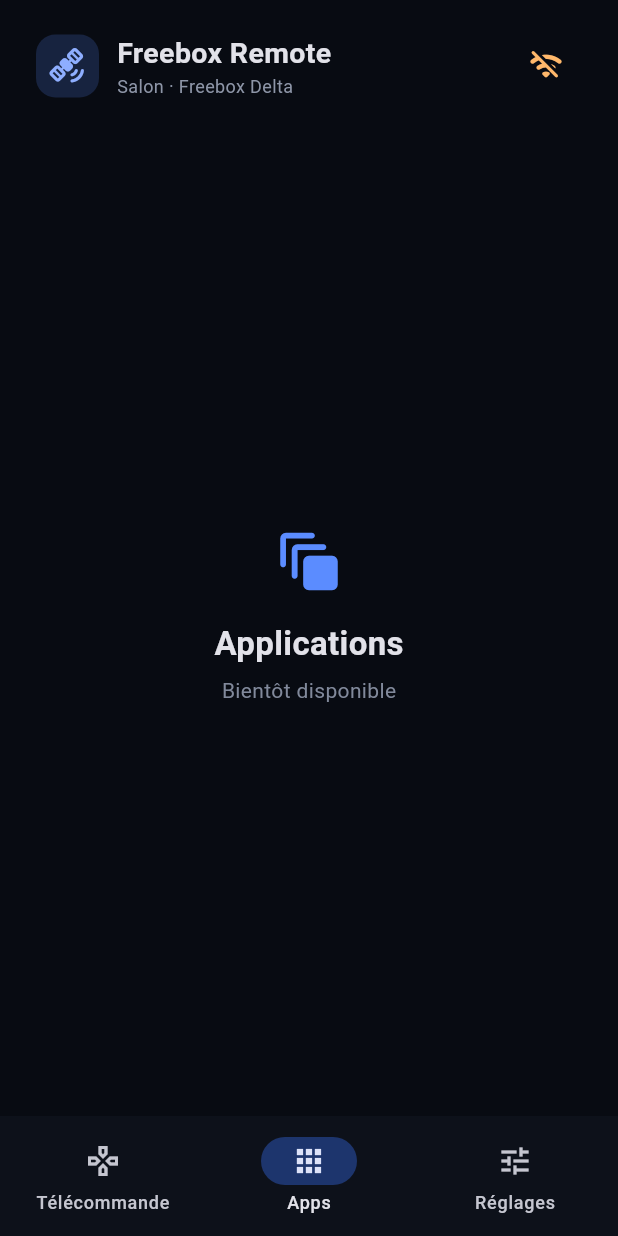
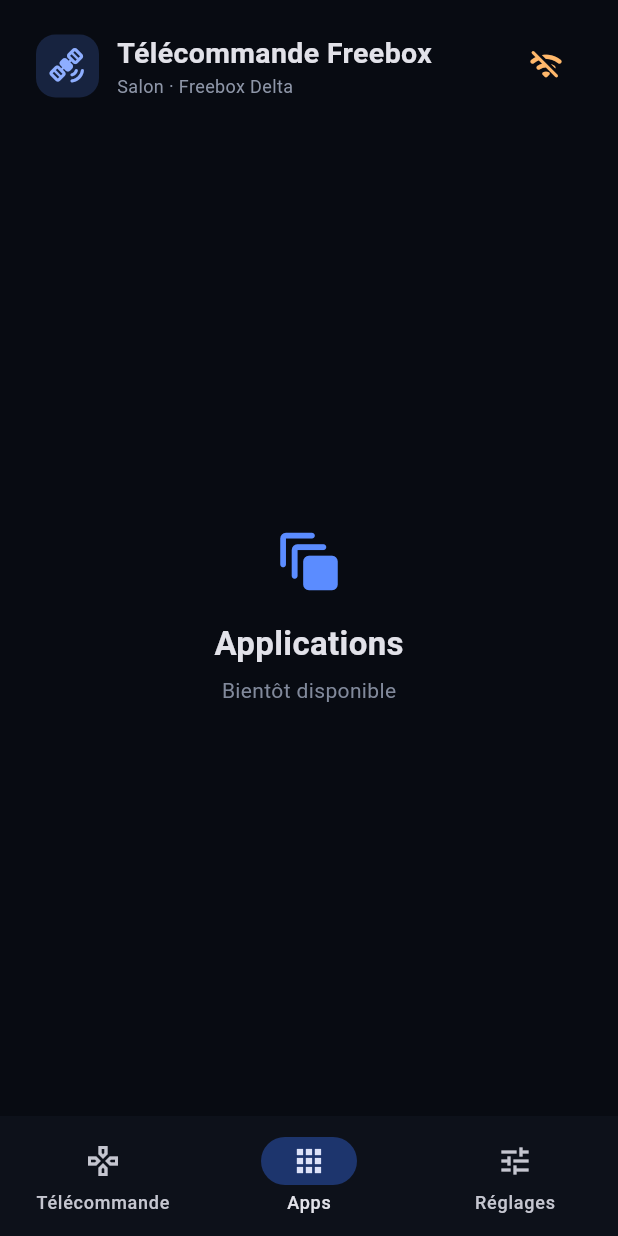
Before and after one commit to tlmtcg/FreeboxRemote, a Flutter app: the screen it shows after launch, item 2 of the bottom bar chosen, after a tap on the "wifi off" icon, on a phone screen of 412 x 824 dp. Run offline on Flutter 3.47's test engine with Material 3 defaults, Android fonts, the phone set to English and light mode, and no system bars; our stand-ins replace multicast_dns; Roboto replaces fonts that are missing (sans).

Commit message:
Modification du mode de connexion

```diff
--- a/lib/main.dart
+++ b/lib/main.dart
@@ -11,7 +11,7 @@
   @override
   Widget build(BuildContext context) {
     return MaterialApp(
-      title: 'Freebox Remote',
+      title: 'Télécommande Freebox',
       debugShowCheckedModeBanner: false,
       theme: ThemeData(
         brightness: Brightness.dark,
@@ -56,8 +56,8 @@
       _connectionMessage = 'Recherche du Player Delta sur le réseau local...';
     });
     try {
-      // final player = await _playerClient.discover();
-      final player = await _playerClient.discoverManual();
+      final player = await _playerClient.discover();
+      // final player = await _playerClient.discoverManual();
       if (player == null) throw StateError('Player introuvable');
       await _playerClient.connect(player);
       if (!mounted) return;
@@ -138,7 +138,7 @@
             child: Column(
               crossAxisAlignment: CrossAxisAlignment.start,
               children: [
-                Text('Freebox Remote', style: TextStyle(fontSize: 19, fontWeight: FontWeight.w700)),
+                Text('Télécommande Freebox', style: TextStyle(fontSize: 19, fontWeight: FontWeight.w700)),
                 Text('Salon · Freebox Delta', style: TextStyle(color: Color(0xFF8E96A8), fontSize: 12)),
               ],
             ),
@@ -171,6 +171,12 @@
           _buildSectionTitle('Navigation', 'Naviguez dans vos contenus avec précision.'),
           const SizedBox(height: 14),
           _buildDirectionPad(),
+          _buildSectionTitle(
+            'Clavier numérique',
+            'Envoyez directement les touches 0 à 9 au Player.',
+          ),
+          const SizedBox(height: 14),
+          _buildNumericKeyboard(),
           const SizedBox(height: 26),
           _buildVolumeControl(),
         ],
@@ -278,6 +284,100 @@
     return Align(alignment: alignment, child: IconButton(tooltip: label, onPressed: () => _sendCommand(label, () => _playerClient.sendKeyboard(keys[label]!)), icon: Icon(icon, size: 36, color: const Color(0xFFDDE5FF))));
   }
 
+  Widget _buildNumericKeyboard() {
+  const keys = {
+    '0': 0x62,
+    '1': 0x59,
+    '2': 0x5A,
+    '3': 0x5B,
+    '4': 0x5C,
+    '5': 0x5D,
+    '6': 0x5E,
+    '7': 0x5F,
+    '8': 0x60,
+    '9': 0x61,
+  };
+
+    return Container(
+      padding: const EdgeInsets.all(16),
+      decoration: BoxDecoration(
+        color: const Color(0xFF121722),
+        borderRadius: BorderRadius.circular(20),
+      ),
+      child: Column(
+        children: [
+          Row(
+            children: [
+              Expanded(child: _numberButton('1', keys['1']!)),
+              const SizedBox(width: 10),
+              Expanded(child: _numberButton('2', keys['2']!)),
+              const SizedBox(width: 10),
+              Expanded(child: _numberButton('3', keys['3']!)),
+            ],
+          ),
+          const SizedBox(height: 10),
+          Row(
+            children: [
+              Expanded(child: _numberButton('4', keys['4']!)),
+              const SizedBox(width: 10),
+              Expanded(child: _numberButton('5', keys['5']!)),
+              const SizedBox(width: 10),
+              Expanded(child: _numberButton('6', keys['6']!)),
+            ],
+          ),
+          const SizedBox(height: 10),
+          Row(
+            children: [
+              Expanded(child: _numberButton('7', keys['7']!)),
+              const SizedBox(width: 10),
+              Expanded(child: _numberButton('8', keys['8']!)),
+              const SizedBox(width: 10),
+              Expanded(child: _numberButton('9', keys['9']!)),
+            ],
+          ),
+          const SizedBox(height: 10),
+          Row(
+            children: [
+              const Spacer(),
+              Expanded(child: _numberButton('0', keys['0']!)),
+              const Spacer(),
+            ],
+          ),
+        ],
+      ),
+    );
+  }
+
+  Widget _numberButton(String number, int keyCode) {
+    return InkWell(
+      borderRadius: BorderRadius.circular(16),
+      onTap: () => _sendCommand(
+        number,
+        () => _playerClient.sendKeyboard(keyCode),
+      ),
+      child: Container(
+        height: 58,
+        decoration: BoxDecoration(
+          color: const Color(0xFF181F2D),
+          borderRadius: BorderRadius.circular(16),
+          border: Border.all(
+            color: const Color(0xFF27334A),
+          ),
+        ),
+        child: Center(
+          child: Text(
+            number,
+            style: const TextStyle(
+              fontSize: 21,
+              fontWeight: FontWeight.w700,
+              color: Color(0xFFDDE5FF),
+            ),
+          ),
+        ),
+      ),
+    );
+  }
+
   Widget _buildVolumeControl() {
     return Container(
       padding: const EdgeInsets.symmetric(horizontal: 16, vertical: 13),
```
Also changed, not shown: 3 other files.
